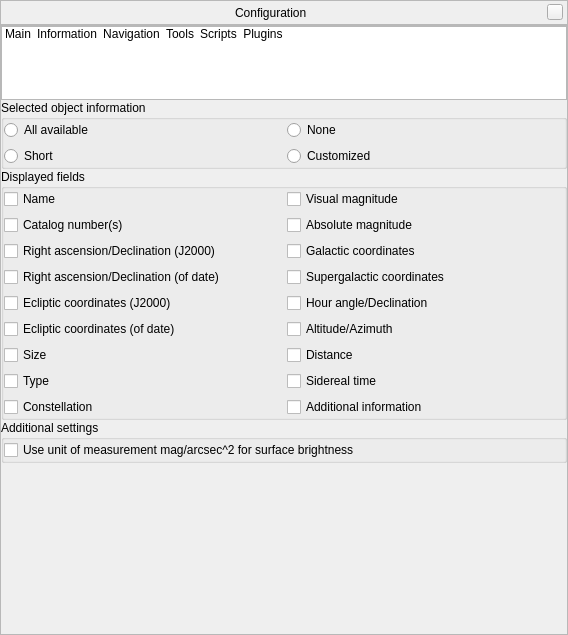
Above: src/gui/configurationDialog.ui from 519984307/stellarium_src before the change. Below: the same form after it.
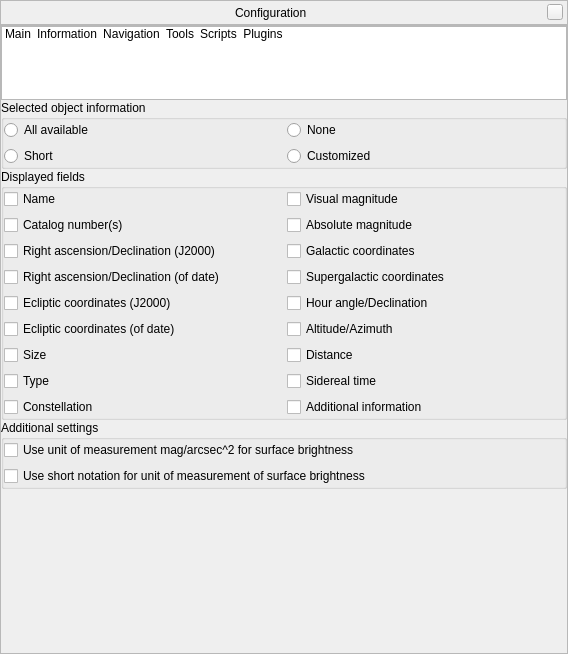
That is the form after the change. The open tabs and pages were chosen to show the change. Icons and pictures are not drawn. Custom widgets are drawn as their Qt base class.

Commit message: Added two notations for unit of measurement of surface brightness

What changed in the file:
```diff
--- a/src/gui/configurationDialog.ui
+++ b/src/gui/configurationDialog.ui
@@ -7,7 +7,7 @@
     <x>0</x>
     <y>0</y>
     <width>568</width>
-    <height>635</height>
+    <height>654</height>
    </rect>
   </property>
   <layout class="QVBoxLayout">
@@ -838,6 +838,13 @@
                </property>
               </widget>
              </item>
+             <item row="1" column="0">
+              <widget class="QCheckBox" name="checkBoxUMShortNotationSurfaceBrightness">
+               <property name="text">
+                <string>Use short notation for unit of measurement of surface brightness</string>
+               </property>
+              </widget>
+             </item>
             </layout>
            </widget>
           </item>
```
The commit also changes 6 other files.
